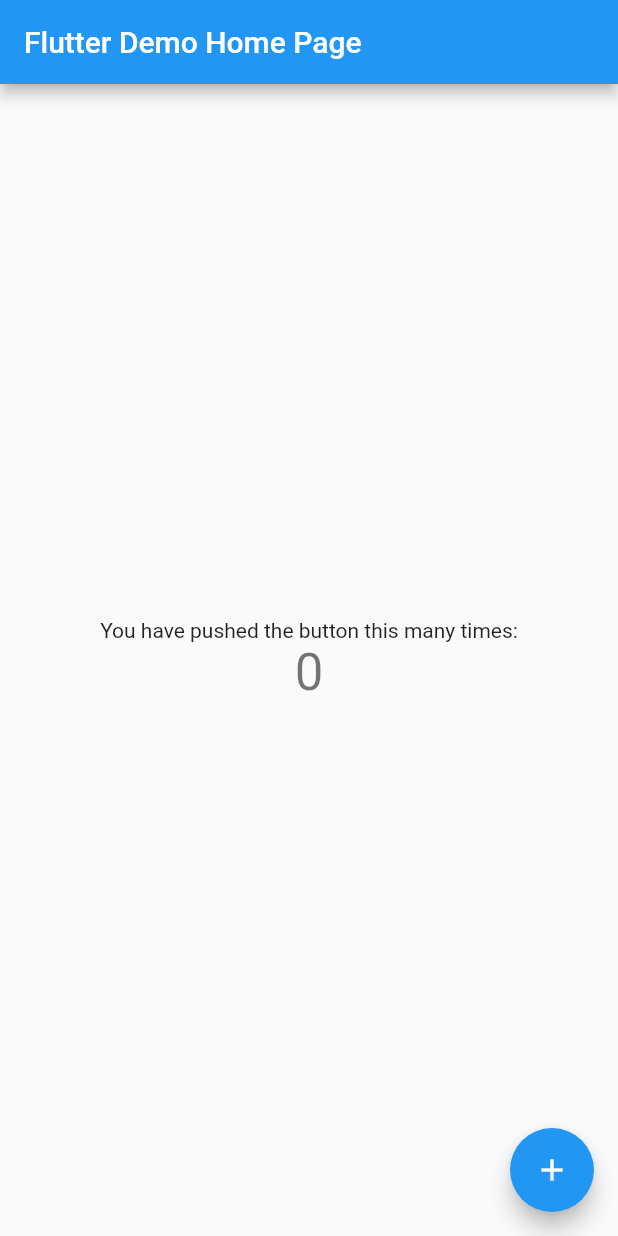
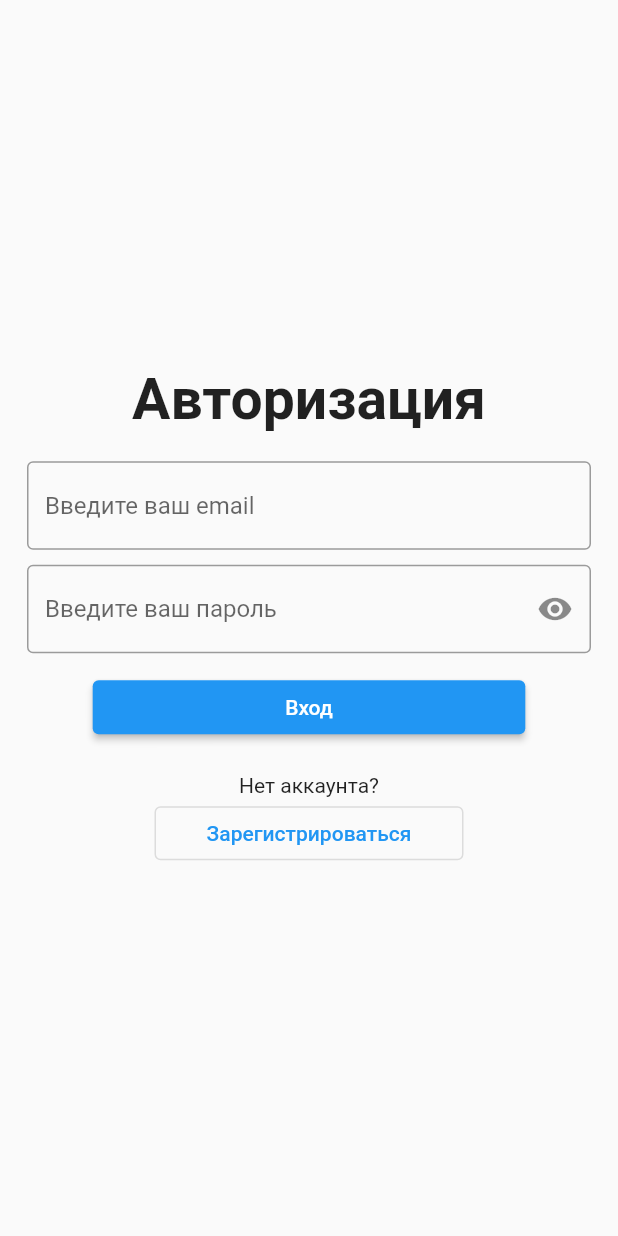
Before and after one commit to melniknikolay/test_app_fizikl, a Flutter app: the screen it shows after launch, on a phone screen of 412 x 824 dp. Run offline on Flutter 3.47's test engine with Material 2 defaults, Android fonts, the phone set to English and light mode, and no system bars; our stand-ins replace bloc, cached_network_image, email_validator, equatable, firebase_auth, firebase_core and 1 more; accounts and stored records are empty.

Commit message:
add presentation screen

```diff
--- a/lib/main.dart
+++ b/lib/main.dart
@@ -1,5 +1,13 @@
+import 'package:firebase_auth/firebase_auth.dart';
 import 'package:firebase_core/firebase_core.dart';
 import 'package:flutter/material.dart';
+import 'package:flutter_bloc/flutter_bloc.dart';
+
+import 'bloc/auth/auth_bloc.dart';
+import 'data/repositories/firebase_auth_repository.dart';
+import 'data/repositories/i_auth_repository.dart';
+import 'presentation/home_page/home_page.dart';
+import 'presentation/sign_in_page/sign_in.dart';
 
 void main() async {
   WidgetsFlutterBinding.ensureInitialized();
@@ -8,111 +16,31 @@
 }
 
 class MyApp extends StatelessWidget {
-  const MyApp({super.key});
+  const MyApp({Key? key}) : super(key: key);
 
-  // This widget is the root of your application.
   @override
   Widget build(BuildContext context) {
-    return MaterialApp(
-      title: 'Flutter Demo',
-      theme: ThemeData(
-        // This is the theme of your application.
-        //
-        // Try running your application with "flutter run". You'll see the
-        // application has a blue toolbar. Then, without quitting the app, try
-        // changing the primarySwatch below to Colors.green and then invoke
-        // "hot reload" (press "r" in the console where you ran "flutter run",
-        // or simply save your changes to "hot reload" in a Flutter IDE).
-        // Notice that the counter didn't reset back to zero; the application
-        // is not restarted.
-        primarySwatch: Colors.blue,
+    return RepositoryProvider<IAuthRepository>(
+      create: (context) => AuthRepository(),
+      child: BlocProvider(
+        create: (context) => AuthBloc(
+          authRepository: RepositoryProvider.of<IAuthRepository>(context),
+        ),
+        child: MaterialApp(
+          debugShowCheckedModeBanner: false,
+          home: StreamBuilder<User?>(
+            stream: FirebaseAuth.instance.authStateChanges(),
+            builder: (context, snapshot) {
+              // Если в snapshot есть пользовательские данные, значит, они уже вошел в систему.
+              if (snapshot.hasData) {
+                return const HomePage();
+              }
+              // В противном случае он не вошел в систему. Показать страницу входа.
+              return const SignIn();
+            },
+          ),
+        ),
       ),
-      home: const MyHomePage(title: 'Flutter Demo Home Page'),
     );
   }
 }
-
-class MyHomePage extends StatefulWidget {
-  const MyHomePage({super.key, required this.title});
-
-  // This widget is the home page of your application. It is stateful, meaning
-  // that it has a State object (defined below) that contains fields that affect
-  // how it looks.
-
-  // This class is the configuration for the state. It holds the values (in this
-  // case the title) provided by the parent (in this case the App widget) and
-  // used by the build method of the State. Fields in a Widget subclass are
-  // always marked "final".
-
-  final String title;
-
-  @override
-  State<MyHomePage> createState() => _MyHomePageState();
-}
-
-class _MyHomePageState extends State<MyHomePage> {
-  int _counter = 0;
-
-  void _incrementCounter() {
-    setState(() {
-      // This call to setState tells the Flutter framework that something has
-      // changed in this State, which causes it to rerun the build method below
-      // so that the display can reflect the updated values. If we changed
-      // _counter without calling setState(), then the build method would not be
-      // called again, and so nothing would appear to happen.
-      _counter++;
-    });
-  }
-
-  @override
-  Widget build(BuildContext context) {
-    // This method is rerun every time setState is called, for instance as done
-    // by the _incrementCounter method above.
-    //
-    // The Flutter framework has been optimized to make rerunning build methods
-    // fast, so that you can just rebuild anything that needs updating rather
-    // than having to individually change instances of widgets.
-    return Scaffold(
-      appBar: AppBar(
-        // Here we take the value from the MyHomePage object that was created by
-        // the App.build method, and use it to set our appbar title.
-        title: Text(widget.title),
-      ),
-      body: Center(
-        // Center is a layout widget. It takes a single child and positions it
-        // in the middle of the parent.
-        child: Column(
-          // Column is also a layout widget. It takes a list of children and
-          // arranges them vertically. By default, it sizes itself to fit its
-          // children horizontally, and tries to be as tall as its parent.
-          //
-          // Invoke "debug painting" (press "p" in the console, choose the
-          // "Toggle Debug Paint" action from the Flutter Inspector in Android
-          // Studio, or the "Toggle Debug Paint" command in Visual Studio Code)
-          // to see the wireframe for each widget.
-          //
-          // Column has various properties to control how it sizes itself and
-          // how it positions its children. Here we use mainAxisAlignment to
-          // center the children vertically; the main axis here is the vertical
-          // axis because Columns are vertical (the cross axis would be
-          // horizontal).
-          mainAxisAlignment: MainAxisAlignment.center,
-          children: <Widget>[
-            const Text(
-              'You have pushed the button this many times:',
-            ),
-            Text(
-              '$_counter',
-              style: Theme.of(context).textTheme.headline4,
-            ),
-          ],
-        ),
-      ),
-      floatingActionButton: FloatingActionButton(
-        onPressed: _incrementCounter,
-        tooltip: 'Increment',
-        child: const Icon(Icons.add),
-      ), // This trailing comma makes auto-formatting nicer for build methods.
-    );
-  }
-}
--- /dev/null
+++ b/lib/presentation/sign_in_page/sign_in.dart
@@ -0,0 +1,53 @@
+import 'package:flutter/material.dart';
+import 'package:flutter_bloc/flutter_bloc.dart';
+
+import '../../bloc/auth/auth_bloc.dart';
+import '../error_page/error_page.dart';
+import '../home_page/home_page.dart';
+
+import 'widgets/sign_in_form.dart';
+
+class SignIn extends StatelessWidget {
+  const SignIn({Key? key}) : super(key: key);
+
+  @override
+  Widget build(BuildContext context) {
+    return Scaffold(
+      body: BlocListener<AuthBloc, AuthState>(
+        listener: (context, state) {
+          if (state is Authenticated) {
+            // Переход на главную, если пользователь прошел аутентификацию
+            Navigator.pushReplacement(context, MaterialPageRoute(builder: (context) => const HomePage()));
+          }
+          if (state is AuthError) {
+            // Отображение сообщения об ошибке, если пользователь не аутентифицирован и переход на страницу с грустным Илончиком
+            Navigator.push(
+              context,
+              PageRouteBuilder(
+                pageBuilder: (context, animation1, animation2) => const ErrorPage(),
+                transitionDuration: Duration.zero,
+                reverseTransitionDuration: Duration.zero,
+              ),
+            );
+            ScaffoldMessenger.of(context).showSnackBar(SnackBar(content: Text(state.error)));
+          }
+        },
+        child: BlocBuilder<AuthBloc, AuthState>(
+          builder: (context, state) {
+            if (state is Loading) {
+              //Отображение индикатора загрузки
+              return const Center(
+                child: CircularProgressIndicator(),
+              );
+            }
+            if (state is UnAuthenticated) {
+              // Отображение формы регистрации, если пользователь не аутентифицирован
+              return const SignInForm();
+            }
+            return const SizedBox.shrink();
+          },
+        ),
+      ),
+    );
+  }
+}
--- /dev/null
+++ b/lib/presentation/sign_in_page/widgets/sign_in_form.dart
@@ -0,0 +1,139 @@
+import 'package:email_validator/email_validator.dart';
+import 'package:flutter/material.dart';
+import 'package:flutter_bloc/flutter_bloc.dart';
+
+import '../../../bloc/auth/auth_bloc.dart';
+import '../../sign_out_page/sign_up.dart';
+
+class SignInForm extends StatefulWidget {
+  const SignInForm({Key? key}) : super(key: key);
+
+  @override
+  State<SignInForm> createState() => _SignInFormState();
+}
+
+class _SignInFormState extends State<SignInForm> {
+  final _formKey = GlobalKey<FormState>();
+  final _emailController = TextEditingController();
+  final _passwordController = TextEditingController();
+  bool _isObscure = true;
+
+  @override
+  void dispose() {
+    _emailController.dispose();
+    _passwordController.dispose();
+    super.dispose();
+  }
+
+  @override
+  Widget build(BuildContext context) {
+    return Center(
+      child: Padding(
+        padding: const EdgeInsets.all(18.0),
+        child: SingleChildScrollView(
+          reverse: true,
+          child: Column(
+            mainAxisAlignment: MainAxisAlignment.center,
+            children: [
+              const Text(
+                "Авторизация",
+                style: TextStyle(
+                  fontSize: 38,
+                  fontWeight: FontWeight.bold,
+                ),
+              ),
+              const SizedBox(
+                height: 18,
+              ),
+              Center(
+                child: Form(
+                  key: _formKey,
+                  child: Column(
+                    children: [
+                      TextFormField(
+                        key: const ValueKey('SignInFormLogin'),
+                        keyboardType: TextInputType.emailAddress,
+                        controller: _emailController,
+                        decoration: const InputDecoration(
+                          hintText: "Введите ваш email",
+                          border: OutlineInputBorder(),
+                        ),
+                        autovalidateMode: AutovalidateMode.onUserInteraction,
+                        validator: (value) {
+                          return value != null && !EmailValidator.validate(value) ? 'Введите корректный email' : null;
+                        },
+                      ),
+                      const SizedBox(
+                        height: 10,
+                      ),
+                      TextFormField(
+                        key: const ValueKey('SignInFormPassword'),
+                        keyboardType: TextInputType.text,
+                        obscureText: _isObscure,
+                        controller: _passwordController,
+                        decoration: InputDecoration(
+                          hintText: "Введите ваш пароль",
+                          border: const OutlineInputBorder(),
+                          suffixIcon: IconButton(
+                            onPressed: () {
+                              setState(
+                                () {
+                                  _isObscure = !_isObscure;
+                                },
+                              );
+                            },
+                            icon: Icon(_isObscure ? Icons.visibility : Icons.visibility_off),
+                          ),
+                        ),
+                        autovalidateMode: AutovalidateMode.onUserInteraction,
+                        validator: (value) {
+                          return value != null && value.length < 6 ? "Введите мин. 6 символов" : null;
+                        },
+                      ),
+                      const SizedBox(
+                        height: 12,
+                      ),
+                      SizedBox(
+                        width: MediaQuery.of(context).size.width * 0.7,
+                        child: ElevatedButton(
+                          key: const ValueKey('SignInButton'),
+                          onPressed: () {
+                            _authenticateWithEmailAndPassword(context);
+                          },
+                          child: const Text('Вход'),
+                        ),
+                      )
+                    ],
+                  ),
+                ),
+              ),
+              const SizedBox(height: 20),
+              const Text("Нет аккаунта?"),
+              SizedBox(
+                width: MediaQuery.of(context).size.width * 0.5,
+                child: OutlinedButton(
+                  key: const ValueKey('SignUpButton'),
+                  onPressed: () {
+                    Navigator.pushReplacement(
+                      context,
+                      MaterialPageRoute(builder: (context) => const SignUp()),
+                    );
+                  },
+                  child: const Text("Зарегистрироваться"),
+                ),
+              ),
+            ],
+          ),
+        ),
+      ),
+    );
+  }
+
+  void _authenticateWithEmailAndPassword(context) {
+    if (_formKey.currentState!.validate()) {
+      BlocProvider.of<AuthBloc>(context).add(
+        SignInRequested(_emailController.text, _passwordController.text),
+      );
+    }
+  }
+}
--- a/pubspec.yaml
+++ b/pubspec.yaml
@@ -37,6 +37,8 @@
   flutter_bloc: ^8.1.1
   bloc: ^8.1.0
   meta: ^1.8.0
+  cached_network_image: ^3.2.3
+  email_validator: ^2.1.17
 
 
   # The following adds the Cupertino Icons font to your application.
```
Also changed, not shown: lib/presentation/error_page/error_page.dart (added, +30 -0 lines), lib/presentation/home_page/home_page.dart (added, +68 -0 lines), lib/presentation/sign_out_page/sign_up.dart (added, +43 -0 lines), lib/presentation/sign_out_page/widgets/sign_up_form.dart (added, +140 -0 lines), pubspec.lock, 4 other files.
